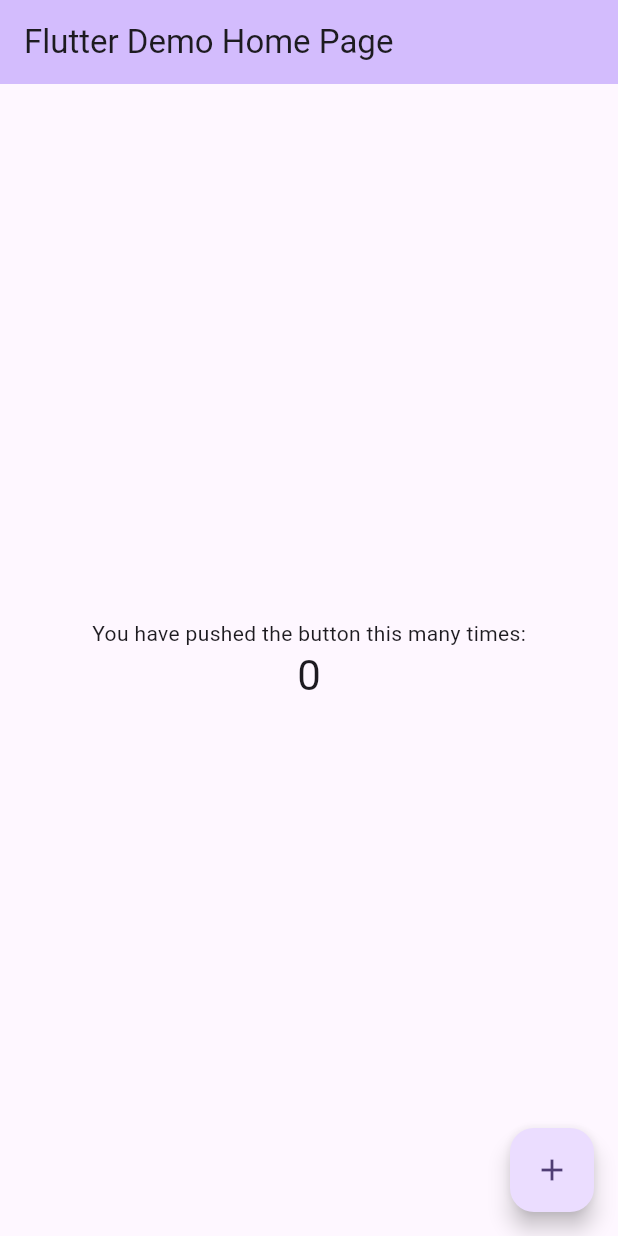
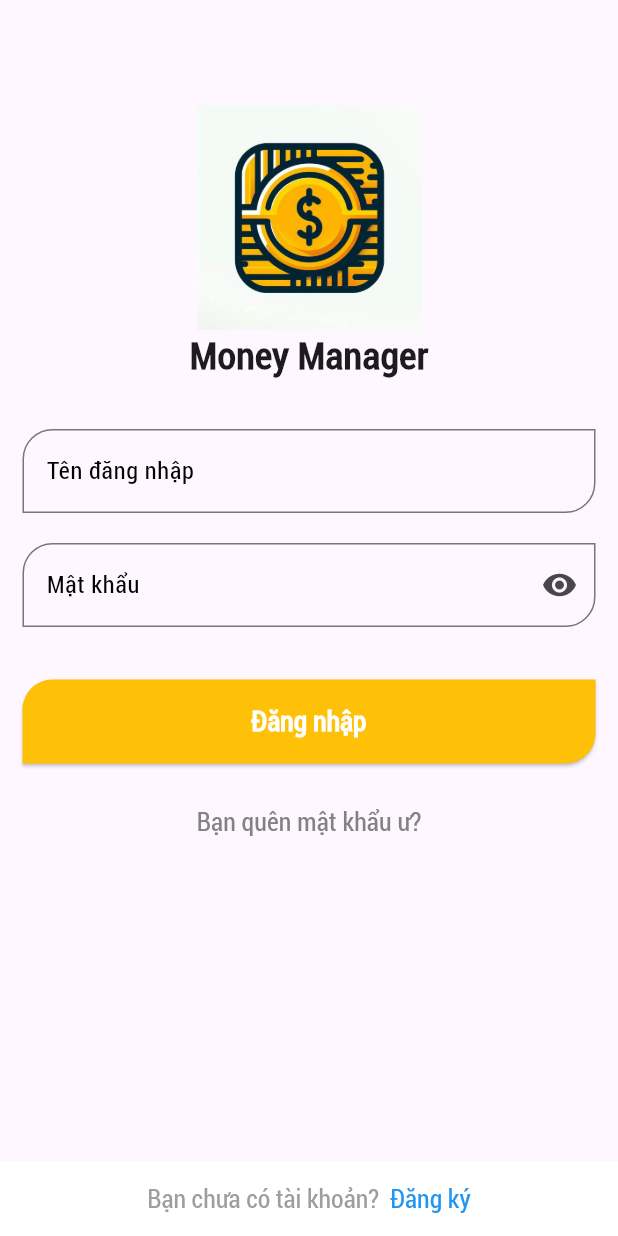
Before and after one commit to trananhquan2206/money_manager, a Flutter app: the screen it shows after launch, on a phone screen of 412 x 824 dp. Run offline on Flutter 3.47's test engine with Material 3 defaults, Android fonts, the phone set to English and light mode, and no system bars.

Commit message:
add login page

```diff
--- a/lib/main.dart
+++ b/lib/main.dart
@@ -1,4 +1,5 @@
 import 'package:flutter/material.dart';
+import 'package:money_manager/views/login/login_page.dart';
 
 void main() {
   runApp(const MyApp());
@@ -7,119 +8,15 @@ void main() {
 class MyApp extends StatelessWidget {
   const MyApp({super.key});
 
-  // This widget is the root of your application.
   @override
   Widget build(BuildContext context) {
     return MaterialApp(
-      title: 'Flutter Demo',
-      theme: ThemeData(
-        // This is the theme of your application.
-        //
-        // TRY THIS: Try running your application with "flutter run". You'll see
-        // the application has a purple toolbar. Then, without quitting the app,
-        // try changing the seedColor in the colorScheme below to Colors.green
-        // and then invoke "hot reload" (save your changes or press the "hot
-        // reload" button in a Flutter-supported IDE, or press "r" if you used
-        // the command line to start the app).
-        //
-        // Notice that the counter didn't reset back to zero; the application
-        // state is not lost during the reload. To reset the state, use hot
-        // restart instead.
-        //
-        // This works for code too, not just values: Most code changes can be
-        // tested with just a hot reload.
-        colorScheme: ColorScheme.fromSeed(seedColor: Colors.deepPurple),
-        useMaterial3: true,
-      ),
-      home: const MyHomePage(title: 'Flutter Demo Home Page'),
-    );
+        theme: ThemeData(
+          // colorScheme: ColorScheme.fromSeed(seedColor: Colors.black),
+          // useMaterial3: true,
+          primarySwatch: Colors.blue,
+          fontFamily: 'Roboto',
+        ),
+        home: const LoginPage());
   }
 }
-
-class MyHomePage extends StatefulWidget {
-  const MyHomePage({super.key, required this.title});
-
-  // This widget is the home page of your application. It is stateful, meaning
-  // that it has a State object (defined below) that contains fields that affect
-  // how it looks.
-
-  // This class is the configuration for the state. It holds the values (in this
-  // case the title) provided by the parent (in this case the App widget) and
-  // used by the build method of the State. Fields in a Widget subclass are
-  // always marked "final".
-
-  final String title;
-
-  @override
-  State<MyHomePage> createState() => _MyHomePageState();
-}
-
-class _MyHomePageState extends State<MyHomePage> {
-  int _counter = 0;
-
-  void _incrementCounter() {
-    setState(() {
-      // This call to setState tells the Flutter framework that something has
-      // changed in this State, which causes it to rerun the build method below
-      // so that the display can reflect the updated values. If we changed
-      // _counter without calling setState(), then the build method would not be
-      // called again, and so nothing would appear to happen.
-      _counter++;
-    });
-  }
-
-  @override
-  Widget build(BuildContext context) {
-    // This method is rerun every time setState is called, for instance as done
-    // by the _incrementCounter method above.
-    //
-    // The Flutter framework has been optimized to make rerunning build methods
-    // fast, so that you can just rebuild anything that needs updating rather
-    // than having to individually change instances of widgets.
-    return Scaffold(
-      appBar: AppBar(
-        // TRY THIS: Try changing the color here to a specific color (to
-        // Colors.amber, perhaps?) and trigger a hot reload to see the AppBar
-        // change color while the other colors stay the same.
-        backgroundColor: Theme.of(context).colorScheme.inversePrimary,
-        // Here we take the value from the MyHomePage object that was created by
-        // the App.build method, and use it to set our appbar title.
-        title: Text(widget.title),
-      ),
-      body: Center(
-        // Center is a layout widget. It takes a single child and positions it
-        // in the middle of the parent.
-        child: Column(
-          // Column is also a layout widget. It takes a list of children and
-          // arranges them vertically. By default, it sizes itself to fit its
-          // children horizontally, and tries to be as tall as its parent.
-          //
-          // Column has various properties to control how it sizes itself and
-          // how it positions its children. Here we use mainAxisAlignment to
-          // center the children vertically; the main axis here is the vertical
-          // axis because Columns are vertical (the cross axis would be
-          // horizontal).
-          //
-          // TRY THIS: Invoke "debug painting" (choose the "Toggle Debug Paint"
-          // action in the IDE, or press "p" in the console), to see the
-          // wireframe for each widget.
-          mainAxisAlignment: MainAxisAlignment.center,
-          children: <Widget>[
-            const Text(
-              'You have pushed the button this many times:',
-            ),
-            Text(
-              '$_counter',
-              style: Theme.of(context).textTheme.headlineMedium,
-            ),
-          ],
-        ),
-      ),
-      floatingActionButton: FloatingActionButton(
-        onPressed: _incrementCounter,
-        tooltip: 'Increment',
-        child: const Icon(Icons.add),
-      ), // This trailing comma makes auto-formatting nicer for build methods.
-    );
-  }
-}
--- /dev/null
+++ b/lib/views/login/login_page.dart
@@ -0,0 +1,156 @@
+import 'package:flutter/gestures.dart';
+import 'package:flutter/material.dart';
+
+class LoginPage extends StatefulWidget {
+  const LoginPage({super.key});
+
+  @override
+  State<LoginPage> createState() => _LoginPageState();
+}
+
+class _LoginPageState extends State<LoginPage> {
+  TextEditingController txtUserName = TextEditingController();
+  TextEditingController txtPassWord = TextEditingController();
+  bool obscureText = true;
+  @override
+  Widget build(BuildContext context) {
+    return Scaffold(
+      body: SingleChildScrollView(
+        child: Padding(
+          padding: const EdgeInsets.symmetric(horizontal: 15, vertical: 70),
+          child: Column(
+            children: [
+              Image.asset(
+                'assets/images/logo.png',
+                height: 150,
+                width: 150,
+              ),
+              const Text(
+                'Money Manager',
+                style: TextStyle(fontSize: 25, fontWeight: FontWeight.bold),
+              ),
+              const SizedBox(
+                height: 30,
+              ),
+              Form(
+                child: Column(
+                  children: [
+                    TextFormField(
+                      controller: txtUserName,
+                      decoration: const InputDecoration(
+                          hintText: 'Tên đăng nhập',
+                          hintStyle:
+                              TextStyle(fontSize: 16, color: Colors.black),
+                          focusedBorder: OutlineInputBorder(
+                              borderSide: BorderSide(
+                                  color: Colors.lightGreen, width: 2.0)),
+                          border: OutlineInputBorder(
+                              borderRadius: BorderRadius.only(
+                                  topLeft: Radius.circular(20),
+                                  bottomRight: Radius.circular(20)))),
+                    ),
+                    const SizedBox(
+                      height: 20,
+                    ),
+                    TextFormField(
+                      obscureText: obscureText,
+                      controller: txtPassWord,
+                      decoration: InputDecoration(
+                          suffixIcon: IconButton(
+                              onPressed: () {
+                                obscureText = !obscureText;
+                                setState(() {});
+                              },
+                              icon: Icon(obscureText
+                                  ? Icons.visibility
+                                  : Icons.visibility_off)),
+                          hintText: 'Mật khẩu',
+                          hintStyle: const TextStyle(
+                              fontSize: 16, color: Colors.black),
+                          focusedBorder: const OutlineInputBorder(
+                              borderSide: BorderSide(
+                                  color: Colors.lightGreen, width: 2.0)),
+                          border: const OutlineInputBorder(
+                              borderRadius: BorderRadius.only(
+                                  topLeft: Radius.circular(20),
+                                  bottomRight: Radius.circular(20)))),
+                    ),
+                    const SizedBox(
+                      height: 35,
+                    ),
+                    SizedBox(
+                      width: double.infinity,
+                      child: ElevatedButton(
+                          onPressed: () {},
+                          style: ElevatedButton.styleFrom(
+                            // foregroundColor: Colors.white,
+                            backgroundColor:
+                                Colors.amber, // Màu của văn bản và icon
+                            // shadowColor: Colors.black, // Màu của bóng nút
+                            shape: const RoundedRectangleBorder(
+                                borderRadius: BorderRadius.only(
+                                    topLeft: Radius.circular(20),
+                                    bottomRight: Radius.circular(20))),
+                            padding: const EdgeInsets.symmetric(vertical: 10),
+                          ),
+                          child: const Padding(
+                            padding: EdgeInsets.all(5),
+                            child: Text(
+                              'Đăng nhập',
+                              style: TextStyle(
+                                  fontSize: 18,
+                                  fontWeight: FontWeight.bold,
+                                  color: Colors.white),
+                            ),
+                          )),
+                    ),
+                    const SizedBox(
+                      height: 15,
+                    ),
+                    TextButton(
+                        onPressed: () {},
+                        child: const Text(
+                          'Bạn quên mật khẩu ư?',
+                          style: TextStyle(
+                              fontSize: 17,
+                              color: Color.fromARGB(255, 130, 130, 130)),
+                        ))
+                    // Positioned(
+                    //   top: 12.0,
+                    //   left: 0,
+                    //   right: 0,
+                    //   child: Container(
+                    //     height: 1.0,
+                    //     color: Colors.black,
+                    //   ),
+                    // ),
+                  ],
+                ),
+              ),
+            ],
+          ),
+        ),
+      ),
+      bottomNavigationBar: Container(
+        width: double.infinity,
+        height: 50,
+        color: Colors.white,
+        child: Center(
+          child: RichText(
+              text: TextSpan(
+                  text: 'Bạn chưa có tài khoản?',
+                  style: const TextStyle(fontSize: 17, color: Colors.grey),
+                  children: [
+                TextSpan(
+                    text: '  Đăng ký',
+                    style: const TextStyle(fontSize: 17, color: Colors.blue),
+                    recognizer: TapGestureRecognizer()
+                      ..onTap = () {
+                        print('Đăng ký');
+                      })
+              ])),
+        ),
+      ),
+    );
+  }
+}
```
Also changed, not shown: pubspec.yaml (+10 -6 lines), assets/fonts/Roboto.ttf (added), assets/images/logo.png (added), lib/views/home.dart/home_page.dart (added), 1 other file.
